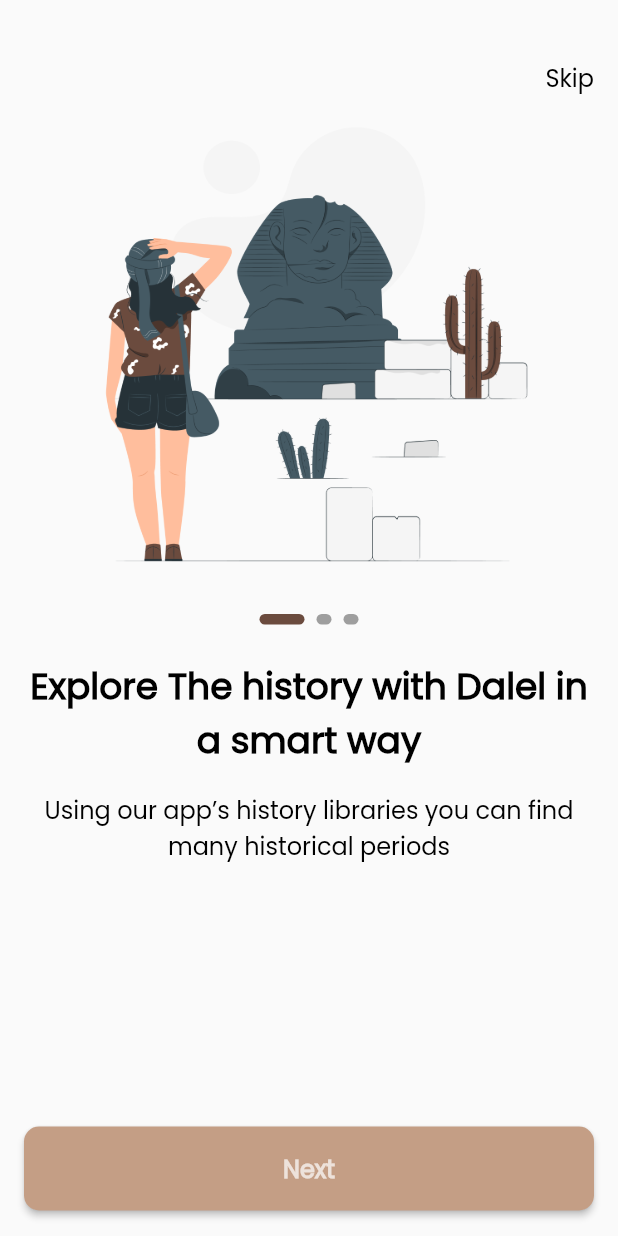
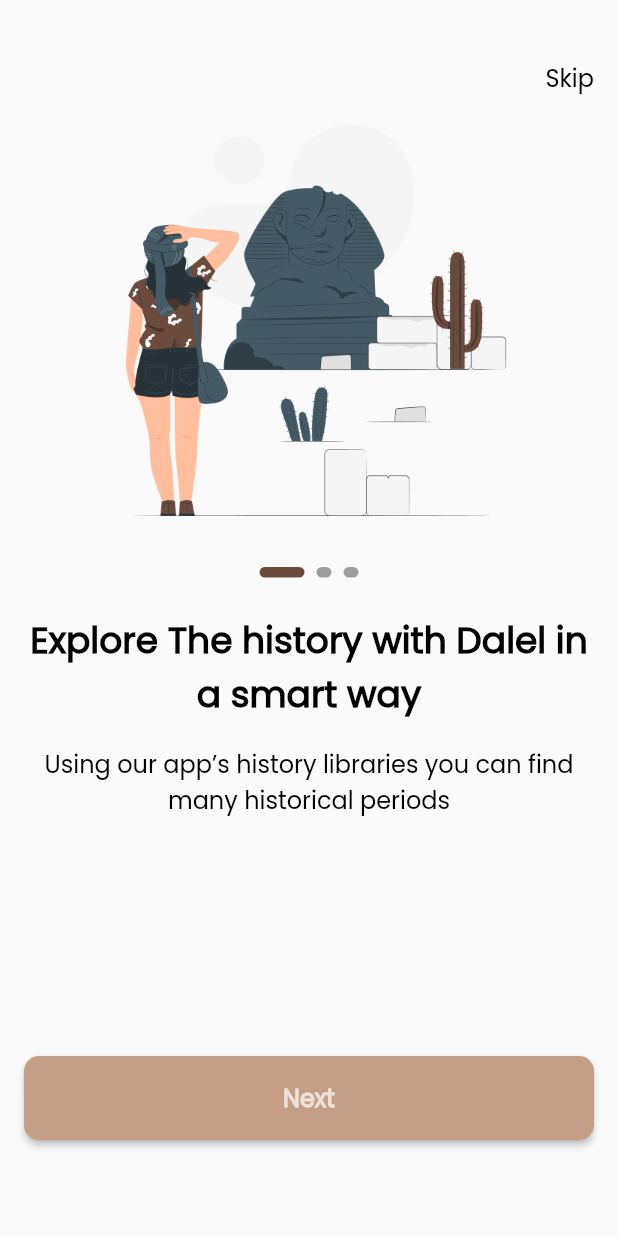
Before and after one commit to eiadHany/Daleel_app, a Flutter app: the screen it shows after launch, on a phone screen of 412 x 824 dp. Run offline on Flutter 3.47's test engine with Material 2 defaults, Android fonts, the phone set to English and light mode, and no system bars; drawn by our look-alikes of smooth_page_indicator; our stand-ins replace go_router.

Commit message:
refactor our code

```diff
--- a/lib/features/on boarding/presentation/view/on_boarding.dart
+++ b/lib/features/on boarding/presentation/view/on_boarding.dart
@@ -12,13 +12,15 @@ class OnBoarding extends StatelessWidget {
       child: Scaffold(
         body: Padding(
           padding: const EdgeInsets.symmetric(horizontal: 16),
-          child: Column(
+          child: ListView(
+             physics: const BouncingScrollPhysics(),
             children: [
               const SizedBox(
                 height: 40
               ),
                const CustomNavBar(),
               OnBoardingWidgetBody(),
+              const SizedBox(height: 90,),
                 const CustomElevatedbutton(text: 'Next'),
                 const SizedBox(
                 height: 17,
--- a/lib/features/on boarding/presentation/widget/on_boarding_view_body.dart
+++ b/lib/features/on boarding/presentation/widget/on_boarding_view_body.dart
@@ -12,22 +12,31 @@ class OnBoardingWidgetBody extends StatelessWidget {
 final PageController _controller = PageController();
   @override
   Widget build(BuildContext context) {
-    return Expanded(
+    return SizedBox(
+      height: 550,
       child: PageView.builder(
+        physics: const BouncingScrollPhysics(),
         controller: _controller,
         itemCount: 3,
         itemBuilder: (context, index) {
           return Column(
             children: [
-              Image.asset(Assets.onBoarding1),
+              Container(
+                height: 290,
+                width: 343,
+                decoration: BoxDecoration(
+                  image: DecorationImage(image: AssetImage(Assets.onBoarding1),
+                  fit: BoxFit.fill)
+                ),
+               ),
               const SizedBox(
                 height: 24,
               ),
               CustomSmoothPageIndicator(controller: _controller),
               const SizedBox(height: 24,),
-              const Text('Explore The history with Dalel in a smart way', style: CustomTextStyle.poppins500style24, textAlign: TextAlign.center,),
+              const Text('Explore The history with Dalel in a smart way', style: CustomTextStyle.poppins500style24, textAlign: TextAlign.center,maxLines: 2,overflow: TextOverflow.ellipsis,),
               const SizedBox(height: 16,),
-              const Text('Using our app’s history libraries you can find many historical periods ', style: CustomTextStyle.poppins300style16, textAlign: TextAlign.center,),
+              const Text('Using our app’s history libraries you can find many historical periods ', style: CustomTextStyle.poppins300style16, textAlign: TextAlign.center,maxLines: 2,overflow: TextOverflow.ellipsis,),
 
             ],
           );
```
